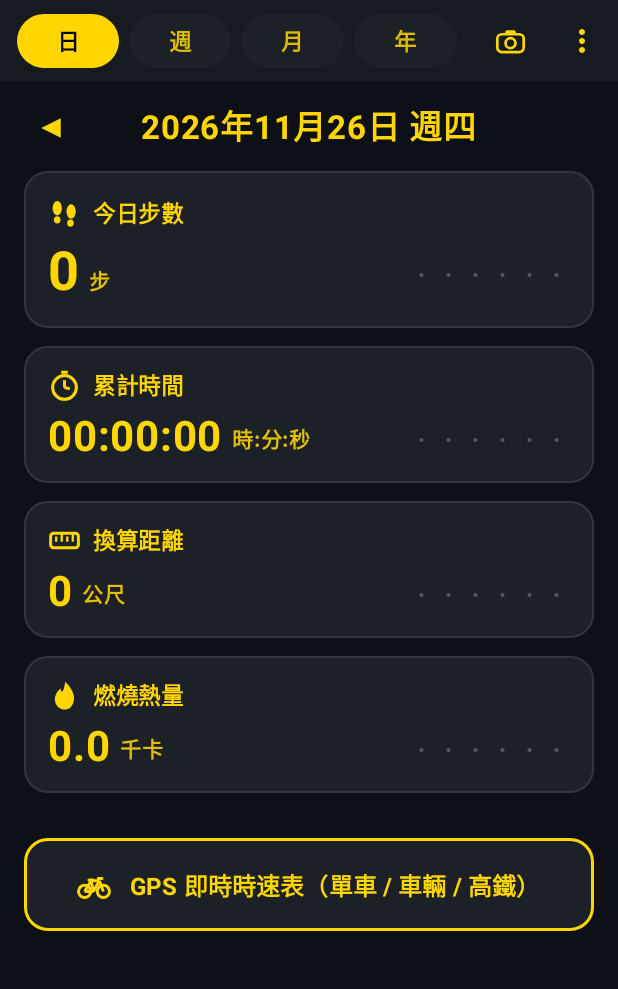
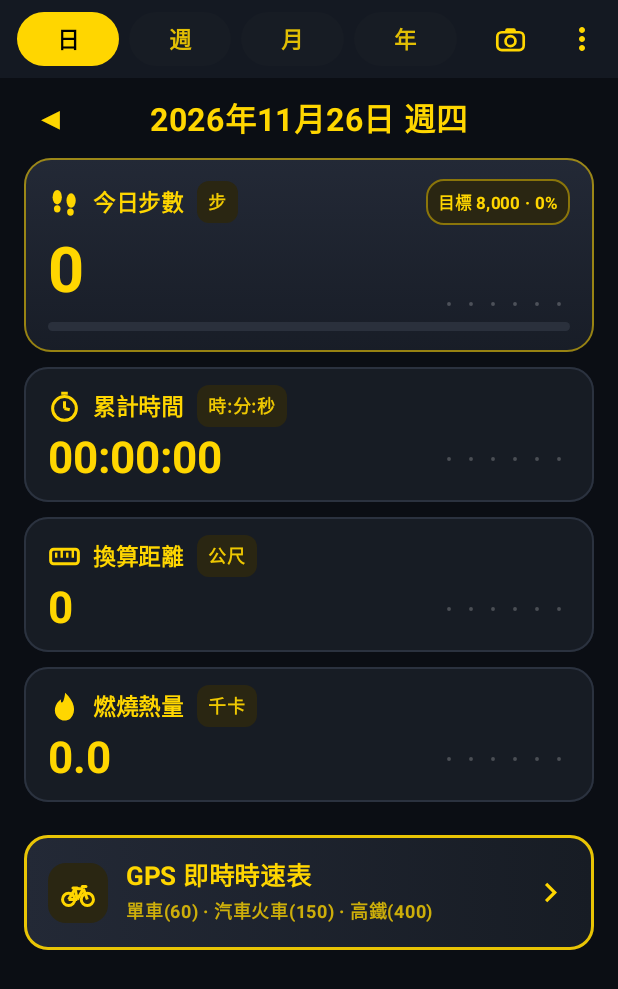
Before and after one commit to cs22study/easygo-pedometer, an Android app built with Jetpack Compose: the screen it shows after launch (MainActivity), on a phone screen of 412 x 824 dp. Shown: the top 989 px of the screen. Run offline under Robolectric (Android 15) with nearby library versions, the phone set to English and light mode, and no system bars; our stand-ins replace Room's generated code; libraries missing offline, so code that uses them is left out: androidx.health.connect; 3 statements that could not run were skipped.

Commit message:
ui(home): fix duration unit truncation with title UnitPill badges and polish dark-gold card layout (v0.5.2)

```diff
--- a/app/build.gradle.kts
+++ b/app/build.gradle.kts
@@ -30,8 +30,8 @@ android {
         applicationId = "com.cs22study.easygopedometer"
         minSdk = 24
         targetSdk = 35
-        versionCode = 8
-        versionName = "0.5.1"
+        versionCode = 9
+        versionName = "0.5.2"
 
         testInstrumentationRunner = "androidx.test.runner.AndroidJUnitRunner"
     }
--- a/app/src/main/kotlin/com/cs22study/easygopedometer/ui/ChartComponents.kt
+++ b/app/src/main/kotlin/com/cs22study/easygopedometer/ui/ChartComponents.kt
@@ -34,27 +34,32 @@ val BrightYellow = Color(0xFFFFD600)
 fun MiniSparklineBars(
     values: List<Long>,
     accentColor: Color = BrightYellow,
-    modifier: Modifier = Modifier.size(width = 108.dp, height = 38.dp),
+    modifier: Modifier = Modifier.size(width = 88.dp, height = 36.dp),
 ) {
     Canvas(modifier = modifier) {
         val count = values.size.coerceAtLeast(1)
         val maxVal = (values.maxOrNull() ?: 0L).coerceAtLeast(1L)
         val slotW = size.width / count.toFloat()
-        val barW = (slotW * 0.56f).coerceAtLeast(2.dp.toPx())
+        val barW = (slotW * 0.54f).coerceAtLeast(2.dp.toPx())
         val baseY = size.height
 
         values.forEachIndexed { idx, v ->
             val cx = slotW * (idx + 0.5f)
             if (v <= 0L) {
                 drawCircle(
-                    color = Color.White.copy(alpha = 0.25f),
-                    radius = 1.4.dp.toPx(),
+                    color = Color.White.copy(alpha = 0.22f),
+                    radius = 1.3.dp.toPx(),
                     center = Offset(cx, baseY - 2.dp.toPx()),
                 )
             } else {
                 val h = (size.height * (v.toFloat() / maxVal.toFloat())).coerceIn(4.dp.toPx(), size.height)
+                val barColor = if (v == maxVal || idx == values.lastIndex) {
+                    accentColor
+                } else {
+                    accentColor.copy(alpha = 0.55f)
+                }
                 drawRoundRect(
-                    color = accentColor,
+                    color = barColor,
                     topLeft = Offset(cx - barW / 2f, baseY - h),
                     size = Size(barW, h),
                     cornerRadius = CornerRadius(2.dp.toPx()),
--- a/app/src/main/kotlin/com/cs22study/easygopedometer/ui/HomeScreen.kt
+++ b/app/src/main/kotlin/com/cs22study/easygopedometer/ui/HomeScreen.kt
@@ -24,10 +24,9 @@ import androidx.compose.foundation.rememberScrollState
 import androidx.compose.foundation.shape.RoundedCornerShape
 import androidx.compose.foundation.verticalScroll
 import androidx.compose.material.icons.Icons
+import androidx.compose.material.icons.automirrored.filled.KeyboardArrowRight
 import androidx.compose.material.icons.filled.Close
 import androidx.compose.material.icons.filled.MoreVert
-import androidx.compose.material3.Button
-import androidx.compose.material3.ButtonDefaults
 import androidx.compose.material3.Card
 import androidx.compose.material3.CardDefaults
 import androidx.compose.material3.DropdownMenu
@@ -48,9 +47,11 @@ import androidx.compose.runtime.setValue
 import androidx.compose.ui.Alignment
 import androidx.compose.ui.Modifier
 import androidx.compose.ui.draw.clip
+import androidx.compose.ui.graphics.Brush
 import androidx.compose.ui.graphics.Color
 import androidx.compose.ui.graphics.asImageBitmap
 import androidx.compose.ui.layout.ContentScale
+import androidx.compose.ui.text.TextStyle
 import androidx.compose.ui.text.font.FontWeight
 import androidx.compose.ui.text.style.TextAlign
 import androidx.compose.ui.text.style.TextOverflow
@@ -61,10 +62,15 @@ import com.cs22study.easygopedometer.calc.DistanceUnit
 import com.cs22study.easygopedometer.service.CapturedScreenshot
 import kotlinx.coroutines.delay
 
-private val DarkBg = Color(0xFF0D1117)
-private val TopBarBg = Color(0xFF161B22)
-private val CardBg = Color(0xFF1C2128)
-private val CardBorder = Color(0xFF30363D)
+private val DarkBg = Color(0xFF0B0E14)
+private val TopBarBg = Color(0xFF141922)
+private val HeroCardTop = Color(0xFF232936)
+private val HeroCardBottom = Color(0xFF181D27)
+private val CardBg = Color(0xFF171C24)
+private val CardBorder = Color(0xFF2B323F)
+private val UnitBadgeBg = Color(0xFF2A2612)
+private val ProgressTrackBg = Color(0xFF2A303C)
+private val DailyGoalSteps = 8000L
 
 @Composable
 fun HomeScreen(
@@ -115,7 +121,6 @@ fun HomeScreen(
             sparklineValues = if (curve.size <= 1) {
                 listOf(currentMetrics.steps)
             } else {
-                // Convert cumulative curve into per-2-hour buckets for mini trend bars
                 val hourly = curve.mapIndexed { idx, pt ->
                     if (idx == 0) pt.cumulativeSteps else (pt.cumulativeSteps - curve[idx - 1].cumulativeSteps).coerceAtLeast(0L)
                 }
@@ -153,13 +158,13 @@ fun HomeScreen(
             .background(DarkBg),
     ) {
         Column(modifier = Modifier.fillMaxSize()) {
-            // Top dark navigation bar with 4 tabs + screenshot button + menu
+            // Top dark navigation bar with 4 pill tabs + screenshot button + menu
             Row(
                 modifier = Modifier
                     .fillMaxWidth()
                     .background(TopBarBg)
                     .statusBarsPadding()
-                    .height(54.dp),
+                    .height(52.dp),
                 verticalAlignment = Alignment.CenterVertically,
             ) {
                 Row(
@@ -174,7 +179,7 @@ fun HomeScreen(
                         Box(
                             modifier = Modifier
                                 .weight(1f)
-                                .padding(horizontal = 3.dp, vertical = 8.dp)
+                                .padding(horizontal = 3.dp, vertical = 7.dp)
                                 .clip(RoundedCornerShape(18.dp))
                                 .background(if (selected) BrightYellow else CardBg)
                                 .clickable { onSelectTab(tab) }
@@ -183,7 +188,7 @@ fun HomeScreen(
                         ) {
                             Text(
                                 text = tab.label,
-                                color = if (selected) Color.Black else BrightYellow.copy(alpha = 0.85f),
+                                color = if (selected) Color.Black else BrightYellow.copy(alpha = 0.88f),
                                 fontSize = 15.sp,
                                 fontWeight = FontWeight.Bold,
                             )
@@ -191,7 +196,6 @@ fun HomeScreen(
                     }
                 }
 
-                // One-click full-screen screenshot button
                 IconButton(onClick = onScreenshotClick) {
                     CameraIcon(tint = BrightYellow)
                 }
@@ -238,14 +242,14 @@ fun HomeScreen(
                     .fillMaxSize()
                     .verticalScroll(rememberScrollState())
                     .navigationBarsPadding()
-                    .padding(horizontal = 16.dp, vertical = 12.dp),
-                verticalArrangement = Arrangement.spacedBy(12.dp),
+                    .padding(horizontal = 16.dp, vertical = 10.dp),
+                verticalArrangement = Arrangement.spacedBy(10.dp),
             ) {
                 if (needsStepPermission) {
                     Surface(
-                        color = Color(0xFF2D2500),
+                        color = UnitBadgeBg,
                         shape = RoundedCornerShape(10.dp),
-                        border = BorderStroke(1.dp, BrightYellow.copy(alpha = 0.6f)),
+                        border = BorderStroke(1.dp, BrightYellow.copy(alpha = 0.65f)),
                         modifier = Modifier
                             .fillMaxWidth()
                             .clickable { onRequestPermissions() },
@@ -270,7 +274,7 @@ fun HomeScreen(
                     Text(
                         text = "◀",
                         color = BrightYellow,
-                        fontSize = 20.sp,
+                        fontSize = 19.sp,
                         fontWeight = FontWeight.Bold,
                         modifier = Modifier
                             .clickable { onPrevious() }
@@ -279,13 +283,13 @@ fun HomeScreen(
                     Text(
                         text = currentHeader,
                         color = BrightYellow,
-                        fontSize = 22.sp,
+                        fontSize = 21.sp,
                         fontWeight = FontWeight.Bold,
                     )
                     Text(
                         text = "▶",
                         color = if (state.canGoNext) BrightYellow else Color.Transparent,
-                        fontSize = 20.sp,
+                        fontSize = 19.sp,
                         fontWeight = FontWeight.Bold,
                         modifier = Modifier
                             .then(if (state.canGoNext) Modifier.clickable { onNext() } else Modifier)
@@ -293,77 +297,94 @@ fun HomeScreen(
                     )
                 }
 
-                // Card 1: 今日步數 (Bold Bright Yellow)
-                MetricTrendCard(
+                // Card 1: Hero Steps Card (with 8,000-step progress bar on Day tab)
+                HeroStepsCard(
                     title = stepsCardTitle,
-                    value = "%,d".format(currentMetrics.steps),
-                    unit = "步",
-                    icon = { FootprintIcon(tint = BrightYellow) },
+                    steps = currentMetrics.steps,
+                    showDailyGoal = state.selectedTab == HomeTab.DAY,
                     sparklineValues = sparklineValues,
-                    accentColor = BrightYellow,
-                    isHero = true,
                 )
 
-                // Card 2: 累計時間 (時:分:秒, Bold Bright Yellow)
-                MetricTrendCard(
+                // Card 2: 累計時間 (時:分:秒 in crisp title badge, zero truncation!)
+                CompactMetricCard(
                     title = "累計時間",
+                    unitBadge = "時:分:秒",
                     value = currentMetrics.formattedDuration,
-                    unit = "時:分:秒",
                     icon = { StopwatchIcon(tint = BrightYellow) },
                     sparklineValues = sparklineValues,
-                    accentColor = BrightYellow.copy(alpha = 0.85f),
                 )
 
-                // Card 3: 換算距離 (公尺, Bold Bright Yellow)
-                MetricTrendCard(
+                // Card 3: 換算距離 (公尺 / 公里)
+                CompactMetricCard(
                     title = "換算距離",
+                    unitBadge = distUnitText,
                     value = distValue,
-                    unit = distUnitText,
                     icon = { RulerIcon(tint = BrightYellow) },
                     sparklineValues = sparklineValues,
-                    accentColor = BrightYellow.copy(alpha = 0.85f),
                 )
 
-                // Card 4: 燃燒熱量 (千卡, Bold Bright Yellow)
-                MetricTrendCard(
+                // Card 4: 燃燒熱量 (千卡)
+                CompactMetricCard(
                     title = "燃燒熱量",
+                    unitBadge = "千卡",
                     value = "%.1f".format(currentMetrics.caloriesKcal),
-                    unit = "千卡",
                     icon = { FlameIcon(tint = BrightYellow) },
                     sparklineValues = sparklineValues,
-                    accentColor = BrightYellow.copy(alpha = 0.85f),
                 )
 
-                Spacer(modifier = Modifier.height(6.dp))
+                Spacer(modifier = Modifier.height(2.dp))
 
-                // Cycling GPS Speedometer Entry Button in remaining space
-                Button(
+                // GPS Speedometer Entry Card in remaining space
+                Surface(
                     onClick = onOpenGpsSpeedometer,
                     shape = RoundedCornerShape(16.dp),
-                    colors = ButtonDefaults.buttonColors(
-                        containerColor = CardBg,
-                        contentColor = BrightYellow,
-                    ),
-                    border = BorderStroke(1.5.dp, BrightYellow),
-                    modifier = Modifier
-                        .fillMaxWidth()
-                        .height(62.dp),
+                    color = Color.Transparent,
+                    border = BorderStroke(1.5.dp, BrightYellow.copy(alpha = 0.9f)),
+                    modifier = Modifier.fillMaxWidth(),
                 ) {
-                    BikeIcon(tint = BrightYellow)
-                    Spacer(modifier = Modifier.width(12.dp))
-                    Text(
-                        text = "GPS 即時時速表（單車 / 車輛 / 高鐵）",
-                        color = BrightYellow,
-                        fontSize = 16.sp,
-                        fontWeight = FontWeight.Bold,
-                    )
+                    Row(
+                        modifier = Modifier
+                            .background(Brush.horizontalGradient(listOf(HeroCardTop, CardBg)))
+                            .padding(horizontal = 16.dp, vertical = 14.dp),
+                        verticalAlignment = Alignment.CenterVertically,
+                    ) {
+                        Box(
+                            modifier = Modifier
+                                .size(40.dp)
+                                .clip(RoundedCornerShape(12.dp))
+                                .background(UnitBadgeBg),
+                            contentAlignment = Alignment.Center,
+                        ) {
+                            BikeIcon(tint = BrightYellow)
+                        }
+                        Spacer(modifier = Modifier.width(12.dp))
+                        Column(modifier = Modifier.weight(1f)) {
+                            Text(
+                                text = "GPS 即時時速表",
+                                color = BrightYellow,
+                                fontSize = 17.sp,
+                                fontWeight = FontWeight.Bold,
+                            )
+                            Text(
+                                text = "單車(60) · 汽車火車(150) · 高鐵(400)",
+                                color = BrightYellow.copy(alpha = 0.78f),
+                                fontSize = 12.sp,
+                                fontWeight = FontWeight.Bold,
+                                maxLines = 1,
+                                overflow = TextOverflow.Ellipsis,
+                            )
+                        }
+                        Icon(
+                            imageVector = Icons.AutoMirrored.Filled.KeyboardArrowRight,
+                            contentDescription = "進入",
+                            tint = BrightYellow,
+                            modifier = Modifier.size(26.dp),
+                        )
+                    }
                 }
-
-                Spacer(modifier = Modifier.height(8.dp))
             }
         }
 
-        // Bottom Screenshot Preview Card
         val shot = state.capturedScreenshot
         if (shot != null) {
             ScreenshotPreviewCard(
@@ -389,14 +410,120 @@ fun HomeScreen(
 }
 
 @Composable
-private fun MetricTrendCard(
+private fun HeroStepsCard(
     title: String,
+    steps: Long,
+    showDailyGoal: Boolean,
+    sparklineValues: List<Long>,
+) {
+    val progress = (steps.toFloat() / DailyGoalSteps.toFloat()).coerceIn(0f, 1f)
+    val goalPct = ((steps * 100L) / DailyGoalSteps).coerceAtMost(999L)
+    val badgeText = if (steps >= DailyGoalSteps) "已達 8,000 步 ✓" else "目標 8,000 · $goalPct%"
+
+    Surface(
+        modifier = Modifier.fillMaxWidth(),
+        shape = RoundedCornerShape(18.dp),
+        color = Color.Transparent,
+        border = BorderStroke(1.2.dp, BrightYellow.copy(alpha = 0.55f)),
+    ) {
+        Column(
+            modifier = Modifier
+                .background(Brush.verticalGradient(listOf(HeroCardTop, HeroCardBottom)))
+                .padding(horizontal = 16.dp, vertical = 14.dp),
+        ) {
+            Row(
+                modifier = Modifier.fillMaxWidth(),
+                verticalAlignment = Alignment.CenterVertically,
+                horizontalArrangement = Arrangement.SpaceBetween,
+            ) {
+                Row(verticalAlignment = Alignment.CenterVertically) {
+                    FootprintIcon(tint = BrightYellow)
+                    Spacer(modifier = Modifier.width(8.dp))
+                    Text(
+                        text = title,
+                        color = BrightYellow,
+                        fontSize = 15.sp,
+                        fontWeight = FontWeight.Bold,
+                    )
+                    Spacer(modifier = Modifier.width(8.dp))
+                    UnitPill("步")
+                }
+
+                if (showDailyGoal) {
+                    Surface(
+                        color = UnitBadgeBg,
+                        shape = RoundedCornerShape(12.dp),
+                        border = BorderStroke(1.dp, BrightYellow.copy(alpha = 0.45f)),
+                    ) {
+                        Text(
+                            text = badgeText,
+                            color = BrightYellow,
+                            fontSize = 11.sp,
+                            fontWeight = FontWeight.Bold,
+                            modifier = Modifier.padding(horizontal = 8.dp, vertical = 3.dp),
+                        )
+                    }
+                }
+            }
+
+            Spacer(modifier = Modifier.height(6.dp))
+
+            Row(
+                modifier = Modifier.fillMaxWidth(),
+                verticalAlignment = Alignment.Bottom,
+                horizontalArrangement = Arrangement.SpaceBetween,
+            ) {
+                Text(
+                    text = "%,d".format(steps),
+                    color = BrightYellow,
+                    style = TextStyle(
+                        fontSize = if (steps >= 100_000L) 34.sp else 42.sp,
+                        fontWeight = FontWeight.Bold,
+                        fontFeatureSettings = "tnum",
+                    ),
+                    maxLines = 1,
+                    softWrap = false,
+                )
+
+                if (sparklineValues.isNotEmpty()) {
+                    MiniSparklineBars(
+                        values = sparklineValues,
+                        accentColor = BrightYellow,
+                    )
+                }
+            }
+
+            if (showDailyGoal) {
+                Spacer(modifier = Modifier.height(10.dp))
+                Box(
+                    modifier = Modifier
+                        .fillMaxWidth()
+                        .height(6.dp)
+                        .clip(RoundedCornerShape(3.dp))
+                        .background(ProgressTrackBg),
+                ) {
+                    if (progress > 0f) {
+                        Box(
+                            modifier = Modifier
+                                .fillMaxWidth(progress)
+                                .fillMaxHeight()
+                                .clip(RoundedCornerShape(3.dp))
+                                .background(BrightYellow),
+                        )
+                    }
+                }
+            }
+        }
+    }
+}
+
+@Composable
+private fun CompactMetricCard(
+    title: String,
+    unitBadge: String,
     value: String,
-    unit: String,
     icon: @Composable () -> Unit,
     sparklineValues: List<Long>,
-    accentColor: Color,
-    isHero: Boolean = false,
 ) {
     Card(
         modifier = Modifier.fillMaxWidth(),
@@ -407,7 +534,7 @@ private fun MetricTrendCard(
         Row(
             modifier = Modifier
                 .fillMaxWidth()
-                .padding(horizontal = 16.dp, vertical = if (isHero) 16.dp else 14.dp),
+                .padding(horizontal = 16.dp, vertical = 12.dp),
             verticalAlignment = Alignment.CenterVertically,
             horizontalArrangement = Arrangement.SpaceBetween,
         ) {
@@ -420,38 +547,52 @@ private fun MetricTrendCard(
                         color = BrightYellow,
                         fontSize = 15.sp,
                         fontWeight = FontWeight.Bold,
-                    )
-                }
-                Spacer(modifier = Modifier.height(6.dp))
-                Row(verticalAlignment = Alignment.Bottom) {
-                    Text(
-                        text = value,
-                        color = BrightYellow,
-                        fontSize = if (isHero) 36.sp else 28.sp,
-                        fontWeight = FontWeight.Bold,
                         maxLines = 1,
                         softWrap = false,
                     )
-                    Spacer(modifier = Modifier.width(6.dp))
-                    Text(
-                        text = unit,
-                        color = BrightYellow.copy(alpha = 0.88f),
-                        fontSize = 14.sp,
+                    Spacer(modifier = Modifier.width(8.dp))
+                    UnitPill(unitBadge)
+                }
+                Spacer(modifier = Modifier.height(4.dp))
+                Text(
+                    text = value,
+                    color = BrightYellow,
+                    style = TextStyle(
+                        fontSize = 29.sp,
                         fontWeight = FontWeight.Bold,
-                        maxLines = 1,
-                        softWrap = false,
-                        modifier = Modifier.padding(bottom = 3.dp),
-                    )
-                }
+                        fontFeatureSettings = "tnum",
+                    ),
+                    maxLines = 1,
+                    softWrap = false,
+                )
             }
 
             if (sparklineValues.isNotEmpty()) {
+                Spacer(modifier = Modifier.width(8.dp))
                 MiniSparklineBars(
                     values = sparklineValues,
-                    accentColor = accentColor,
+                    accentColor = BrightYellow,
                 )
             }
         }
+    }
+}
+
+@Composable
+private fun UnitPill(text: String) {
+    Surface(
+        color = UnitBadgeBg,
+        shape = RoundedCornerShape(8.dp),
+    ) {
+        Text(
+            text = text,
+            color = BrightYellow.copy(alpha = 0.92f),
+            fontSize = 12.sp,
+            fontWeight = FontWeight.Bold,
+            maxLines = 1,
+            softWrap = false,
+            modifier = Modifier.padding(horizontal = 7.dp, vertical = 2.dp),
+        )
     }
 }
 
```
Also changed, not shown: 1 other file.
